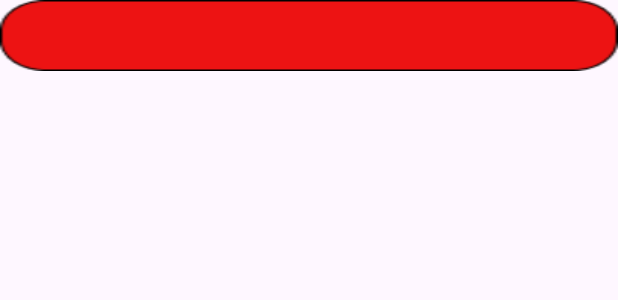
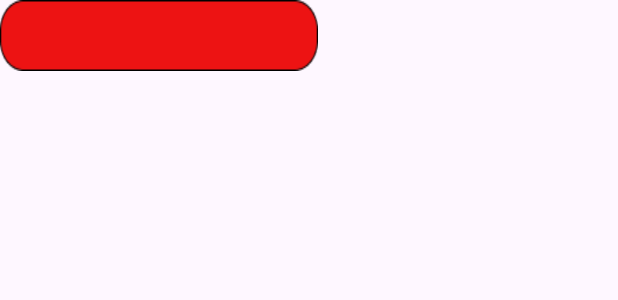
Before and after one commit to Kangkong24/CalltoDuty, an Android app: the layout item_message.xml on its own in the app's theme, with its tools: preview values and no code run, on a phone screen of 412 x 824 dp. Shown: the top 300 px of the screen. Run offline under Robolectric (Android 15) with nearby library versions, the phone set to English and light mode, and no system bars.

Commit message:
Adjusted the dialogue containers

```diff
--- a/app/src/main/res/layout/activity_game_play.xml
+++ b/app/src/main/res/layout/activity_game_play.xml
@@ -40,7 +40,7 @@
             <androidx.recyclerview.widget.RecyclerView
                 android:id="@+id/recyclerView"
                 android:layout_width="match_parent"
-                android:layout_height="match_parent"/>
+                android:layout_height="match_parent" />
 
 
         </LinearLayout>
--- a/app/src/main/res/layout/item_message.xml
+++ b/app/src/main/res/layout/item_message.xml
@@ -3,6 +3,7 @@
     android:layout_width="match_parent"
     android:layout_height="wrap_content"
     android:padding="8dp"
+    android:layout_marginRight="200dp"
     android:background="@drawable/dispatcher_box">
 
     <TextView
--- a/app/src/main/res/layout/item_response.xml
+++ b/app/src/main/res/layout/item_response.xml
@@ -4,6 +4,7 @@
     android:layout_height="wrap_content"
     android:orientation="horizontal"
     android:padding="8dp"
+    android:layout_marginLeft="200dp"
     android:background="@drawable/caller_box">
 
     <TextView
```
